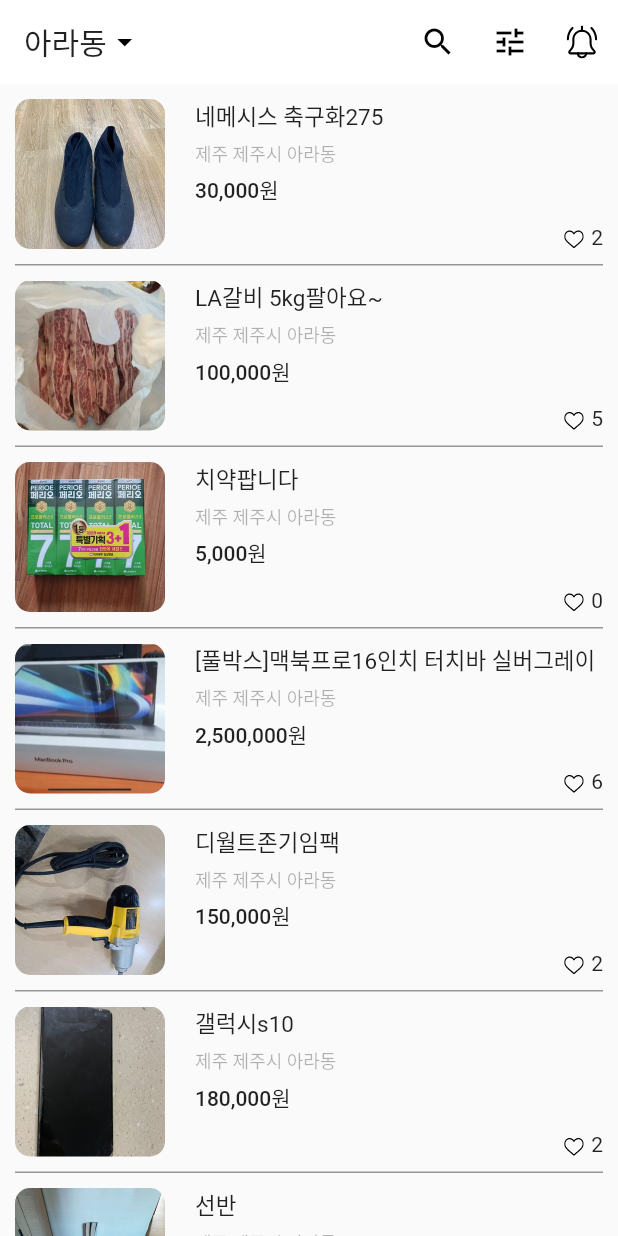
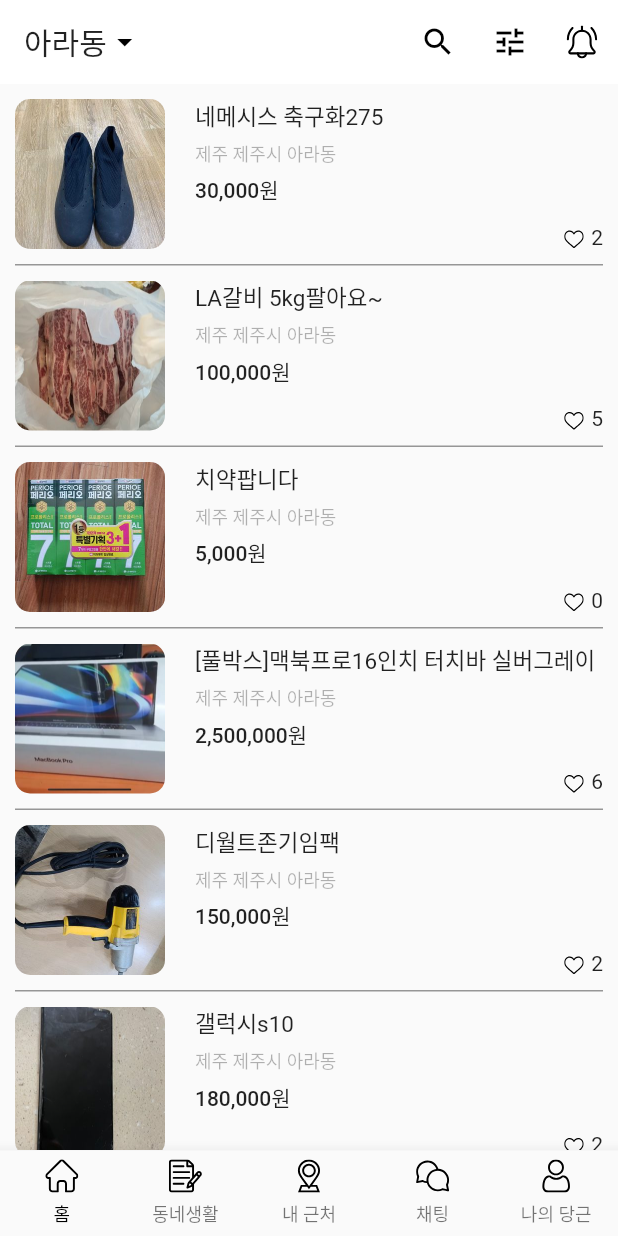
Before and after one commit to SHINDONGDONG/Flutter_Carrot, a Flutter app: the screen it shows after launch, on a phone screen of 412 x 824 dp. Run offline on Flutter 3.47's test engine with Material 2 defaults, Android fonts, the phone set to English and light mode, and no system bars; our stand-ins replace flutter_svg.

Commit message:
Navigator bar

```diff
--- a/lib/page/home.dart
+++ b/lib/page/home.dart
@@ -13,6 +13,7 @@ class Home extends StatefulWidget {
 
 class _HomeState extends State<Home> {
   List<Map<String,String>> datas =[];
+  int _curruntPageIndex = 0;
 
   @override
   void initState() {
@@ -154,12 +155,39 @@ class _HomeState extends State<Home> {
     );
   }
 
+  BottomNavigationBarItem _bottomNavigationBarItem(String iconName,String label){
+    return BottomNavigationBarItem(icon: Padding(
+      padding: const EdgeInsets.only(bottom: 5),
+      child: SvgPicture.asset("assets/svg/${iconName}_off.svg",width: 22,),
+    ),label: label);
+  }
+
+  Widget _bottomNavigationBarWidget(){
+    return BottomNavigationBar(
+      selectedFontSize: 12,
+      type: BottomNavigationBarType.fixed,
+      selectedItemColor: Colors.black,
+      onTap: (index) {  //탭을 눌렀을 때 몇번째 인자인지를 받고
+        setState(() {
+          _curruntPageIndex = index;
+        });
+      },
+        currentIndex: _curruntPageIndex,    //현재 인덱스는 _curruntpageindex라고 지정해준다
+        items: [
+          _bottomNavigationBarItem("home","홈"),
+          _bottomNavigationBarItem("notes","동네생활"),
+          _bottomNavigationBarItem("location","내 근처"),
+          _bottomNavigationBarItem("chat","채팅"),
+          _bottomNavigationBarItem("user","나의 당근"),
+        ]);
+  }
+
   @override
   Widget build(BuildContext context) {
     return Scaffold(
       appBar:appBarWidget(),
       body: _bodyWidget(),
-      // bottomNavigationBar: Container(color: Colors.red,),
+      bottomNavigationBar: _bottomNavigationBarWidget(),
     );
   }
 }
```
